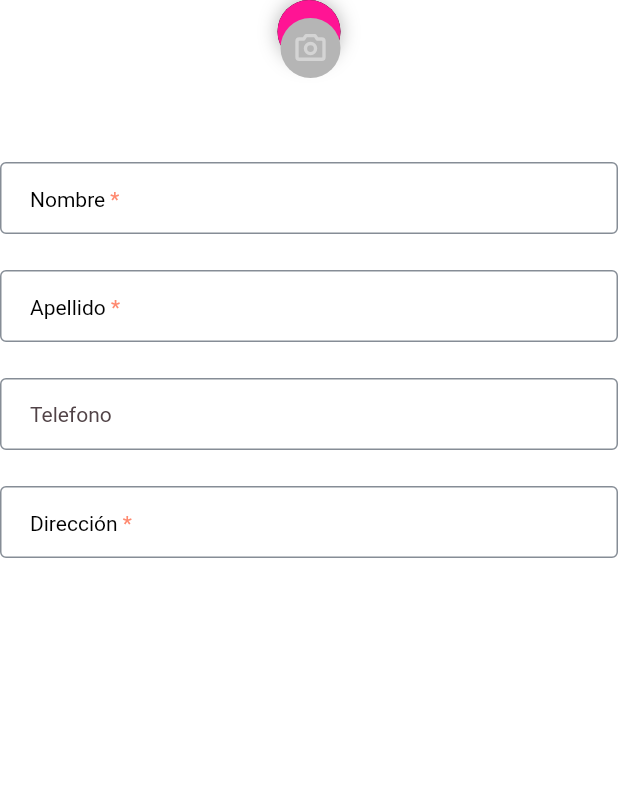
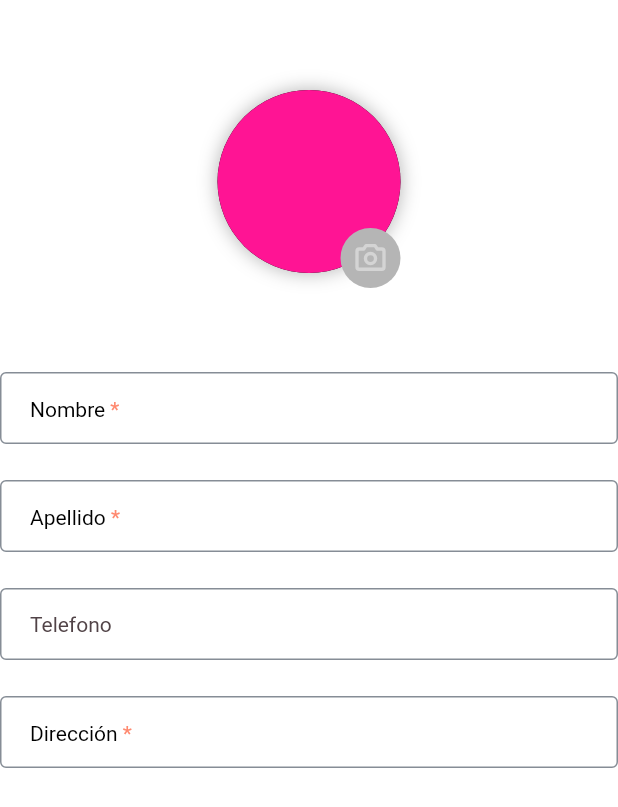
Before and after one commit to mapplics/microdonaciones.app.stacked, a Flutter app: the UserInformationForm widget shown alone on an empty page, opened directly with empty values, on a phone screen of 412 x 824 dp. Shown: the top 807 px of the screen. Run offline on Flutter 3.47's test engine with Material 2 defaults, Android fonts, the phone set to English and light mode, and no system bars; drawn by our look-alikes of loader_overlay, reactive_forms; our stand-ins replace dio, firebase_auth, firebase_core, flutter_dotenv, flutter_svg, phosphor_flutter and 4 more; missing offline and left inert: dio_smart_retry, jwt_decode, scaffold_gradient_background, stacked_firebase_auth; accounts and stored records are empty.

Commit message:
Fix tamaño de avatar en view de datos personales

```diff
--- a/lib/ui/widgets/common/user_information_form/user_information_form.dart
+++ b/lib/ui/widgets/common/user_information_form/user_information_form.dart
@@ -32,9 +32,13 @@ class UserInformationForm extends StackedView<UserInformationFormModel> {
             child: Column(
               crossAxisAlignment: CrossAxisAlignment.center,
               children: [
-                UserAvatar(
-                  canUploadImg: true,
-                  user: user,
+                Container(
+                  margin: const EdgeInsets.only(top: 60),
+                  child: UserAvatar(
+                    user: user,
+                    size: UserAvatarSize.bigger,
+                    canUploadImg: true,
+                  ),
                 ),
                 Padding(
                   padding: const EdgeInsets.only(top: 66, bottom: 24.0),
```
